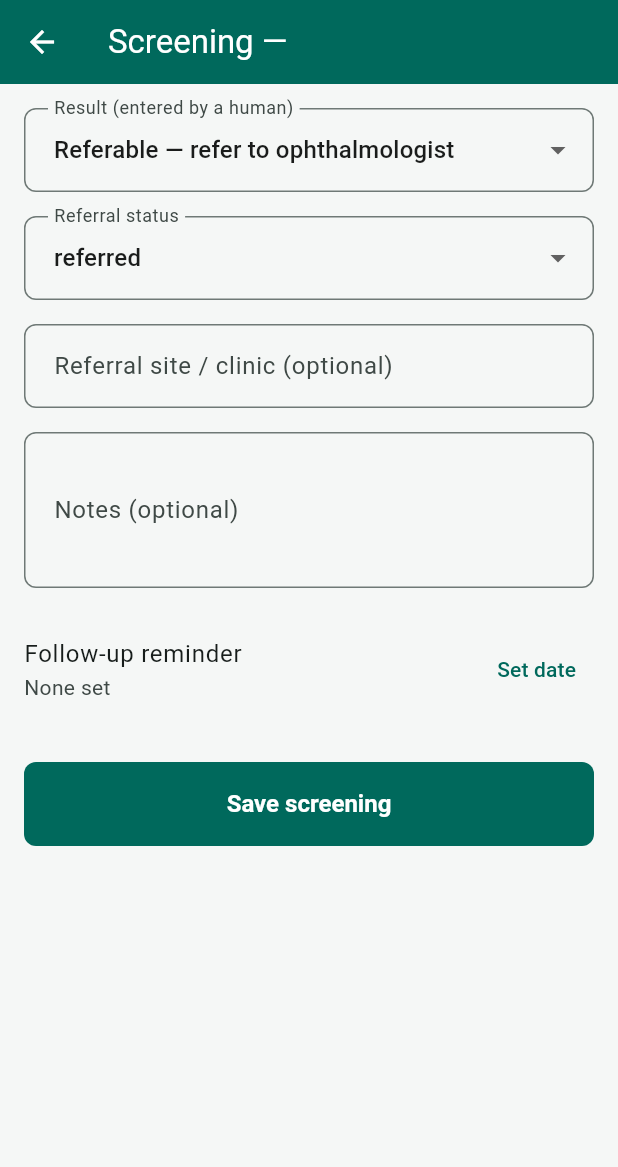
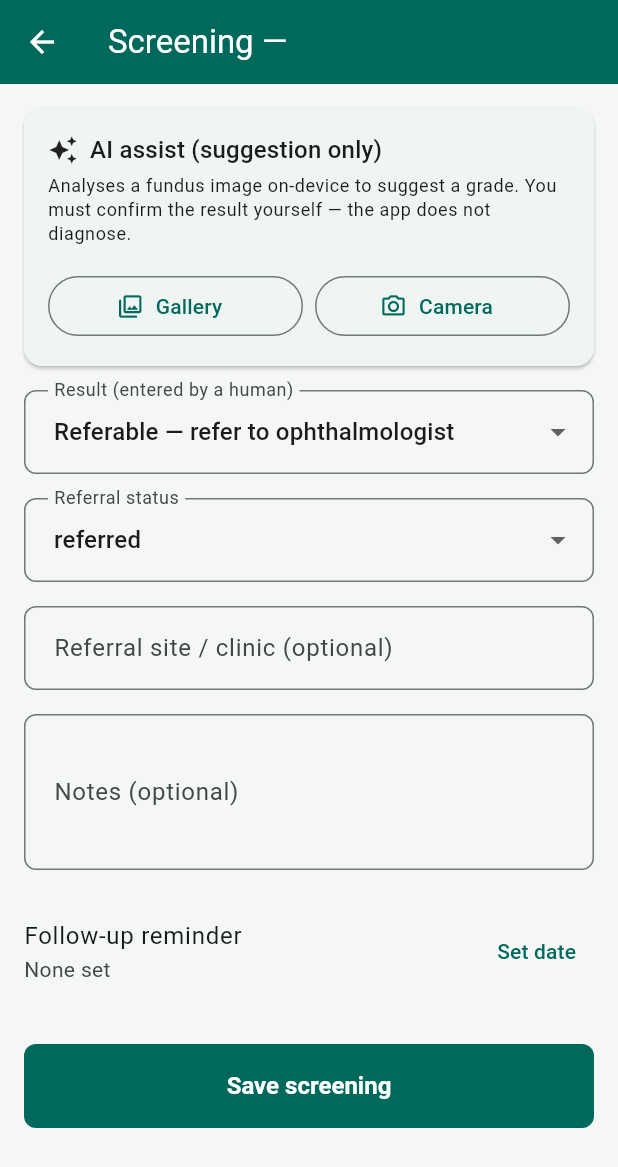
Before and after one commit to nathanpereira1234/RetinaScreen, a Flutter app: the ScreeningFormScreen screen opened directly with empty values, on a phone screen of 412 x 824 dp. Shown: the top 1167 px of the screen. Run offline on Flutter 3.47's test engine with Material 3 defaults, Android fonts, the phone set to English and light mode, and no system bars; our stand-ins replace drift, drift_flutter, flutter_local_notifications, flutter_riverpod, image_picker, timezone; missing offline and left inert: tflite_flutter; accounts and stored records are empty; generated files the repository leaves out were written again.

Commit message:
Add on-device AI diabetic-retinopathy grading (decision support)
Adds a TFLite-based fundus grader that SUGGESTS a screening grade for a
human to confirm — the stored result is still the health worker's
confirmed value, preserving the Phase-1 "we do not diagnose" line (B08).
Inference runs on-device so the fundus image never leaves the phone.

- services/retinopathy_grader.dart: loads a bundled .tflite, resizes and
  normalises the image, runs inference, maps APTOS grades 0-4 to the
  ScreeningResult enum (moderate+ = referable, low confidence = ungradable).
  Degrades gracefully when no model is bundled.
- providers: retinopathyGraderProvider + re-exports.
- screening_form_screen: "AI assist" card to pick a fundus image (gallery
  or camera), view the suggested grade + confidence, and apply it to the
  (human-owned) result dropdown.
- pubspec: tflite_flutter, image, image_picker; assets/models/ declared.
- assets/models/README.md: how to obtain/convert a model and the exact
  input/output the code expects.

Co-Authored-By: Claude Opus 4.8 <noreply@anthropic.com>
Claude-Session: https://claude.ai/code/session_018uDrEtJGvWsn7BxuhhRHoR

```diff
--- a/lib/screens/screening_form_screen.dart
+++ b/lib/screens/screening_form_screen.dart
@@ -1,5 +1,8 @@
+import 'dart:typed_data';
+
 import 'package:flutter/material.dart';
 import 'package:flutter_riverpod/flutter_riverpod.dart';
+import 'package:image_picker/image_picker.dart';
 
 import '../providers/app_providers.dart';
 import '../theme/app_theme.dart';
@@ -34,6 +37,11 @@ class _ScreeningFormScreenState extends ConsumerState<ScreeningFormScreen> {
   DateTime? _reminderAt;
   bool _saving = false;
 
+  // --- AI assist (decision support only) ---
+  Uint8List? _fundusImage;
+  RetinopathyPrediction? _prediction;
+  bool _grading = false;
+
   static const Map<ScreeningResult, String> _resultLabels = {
     ScreeningResult.referable: 'Referable — refer to ophthalmologist',
     ScreeningResult.notReferable: 'Not referable',
@@ -56,6 +64,47 @@ class _ScreeningFormScreenState extends ConsumerState<ScreeningFormScreen> {
     _site.dispose();
     _notes.dispose();
     super.dispose();
+  }
+
+  /// Pick a fundus image and run the on-device grader. The result is only a
+  /// SUGGESTION — the human still confirms the dropdown before saving.
+  Future<void> _analyzeFundus(ImageSource source) async {
+    final picked = await ImagePicker().pickImage(source: source, maxWidth: 1600);
+    if (picked == null) return;
+    final bytes = await picked.readAsBytes();
+    if (!mounted) return;
+    setState(() {
+      _fundusImage = bytes;
+      _grading = true;
+      _prediction = null;
+    });
+    RetinopathyPrediction? pred;
+    try {
+      pred = await ref.read(retinopathyGraderProvider).grade(bytes);
+    } finally {
+      if (mounted) setState(() => _grading = false);
+    }
+    if (!mounted) return;
+    if (pred == null) {
+      ScaffoldMessenger.of(context).showSnackBar(
+        const SnackBar(
+          content: Text(
+            'AI model not available. Add assets/models/dr_model.tflite '
+            '(see assets/models/README.md).',
+          ),
+        ),
+      );
+      return;
+    }
+    setState(() => _prediction = pred);
+  }
+
+  /// Apply the model's suggestion to the (human-owned) result field.
+  void _useSuggestion(RetinopathyPrediction pred) {
+    setState(() {
+      _result = pred.suggestedResult;
+      _referralStatus = _defaultStatusFor(_result);
+    });
   }
 
   Future<void> _pickReminder() async {
@@ -112,6 +161,8 @@ class _ScreeningFormScreenState extends ConsumerState<ScreeningFormScreen> {
         child: ListView(
           padding: const EdgeInsets.all(AppSpacing.md),
           children: [
+            _buildAiAssist(),
+            const SizedBox(height: AppSpacing.md),
             DropdownButtonFormField<ScreeningResult>(
               initialValue: _result,
               isExpanded: true,
@@ -186,6 +237,99 @@ class _ScreeningFormScreenState extends ConsumerState<ScreeningFormScreen> {
       ),
     );
   }
+
+  /// The AI decision-support card. Lets the health worker analyse a fundus
+  /// image and see a suggested grade — which they then confirm (or override) in
+  /// the result dropdown below. The app never saves the model output directly.
+  Widget _buildAiAssist() {
+    final pred = _prediction;
+    return Card(
+      margin: EdgeInsets.zero,
+      child: Padding(
+        padding: const EdgeInsets.all(AppSpacing.md),
+        child: Column(
+          crossAxisAlignment: CrossAxisAlignment.start,
+          children: [
+            Row(
+              children: [
+                const Icon(Icons.auto_awesome, size: 20),
+                const SizedBox(width: AppSpacing.sm),
+                Expanded(
+                  child: Text(
+                    'AI assist (suggestion only)',
+                    style: Theme.of(context).textTheme.titleMedium,
+                  ),
+                ),
+              ],
+            ),
+            const SizedBox(height: AppSpacing.xs),
+            Text(
+              'Analyses a fundus image on-device to suggest a grade. You must '
+              'confirm the result yourself — the app does not diagnose.',
+              style: Theme.of(context).textTheme.bodySmall,
+            ),
+            const SizedBox(height: AppSpacing.sm),
+            if (_fundusImage != null)
+              ClipRRect(
+                borderRadius: BorderRadius.circular(AppSpacing.sm),
+                child: Image.memory(
+                  _fundusImage!,
+                  height: 160,
+                  width: double.infinity,
+                  fit: BoxFit.cover,
+                ),
+              ),
+            const SizedBox(height: AppSpacing.sm),
+            Row(
+              children: [
+                Expanded(
+                  child: OutlinedButton.icon(
+                    onPressed: _grading
+                        ? null
+                        : () => _analyzeFundus(ImageSource.gallery),
+                    icon: const Icon(Icons.photo_library_outlined),
+                    label: const Text('Gallery'),
+                  ),
+                ),
+                const SizedBox(width: AppSpacing.sm),
+                Expanded(
+                  child: OutlinedButton.icon(
+                    onPressed: _grading
+                        ? null
+                        : () => _analyzeFundus(ImageSource.camera),
+                    icon: const Icon(Icons.camera_alt_outlined),
+                    label: const Text('Camera'),
+                  ),
+                ),
+              ],
+            ),
+            if (_grading) ...[
+              const SizedBox(height: AppSpacing.md),
+              const Center(child: CircularProgressIndicator()),
+            ],
+            if (pred != null) ...[
+              const SizedBox(height: AppSpacing.md),
+              Text(
+                'Suggested: ${pred.grade.label}  '
+                '(${(pred.confidence * 100).toStringAsFixed(0)}% confidence)',
+                style: Theme.of(context).textTheme.titleSmall,
+              ),
+              Text(
+                '→ maps to "${_resultLabels[pred.suggestedResult]}"',
+                style: Theme.of(context).textTheme.bodySmall,
+              ),
+              const SizedBox(height: AppSpacing.sm),
+              FilledButton.tonalIcon(
+                onPressed: () => _useSuggestion(pred),
+                icon: const Icon(Icons.check),
+                label: const Text('Use this suggestion'),
+              ),
+            ],
+          ],
+        ),
+      ),
+    );
+  }
 }
 
 String _formatDate(DateTime d) =>
```
Also changed, not shown: lib/providers/app_providers.dart (+11 -0 lines), lib/services/retinopathy_grader.dart (added, +184 -0 lines), pubspec.yaml (+13 -0 lines), 1 other file.
